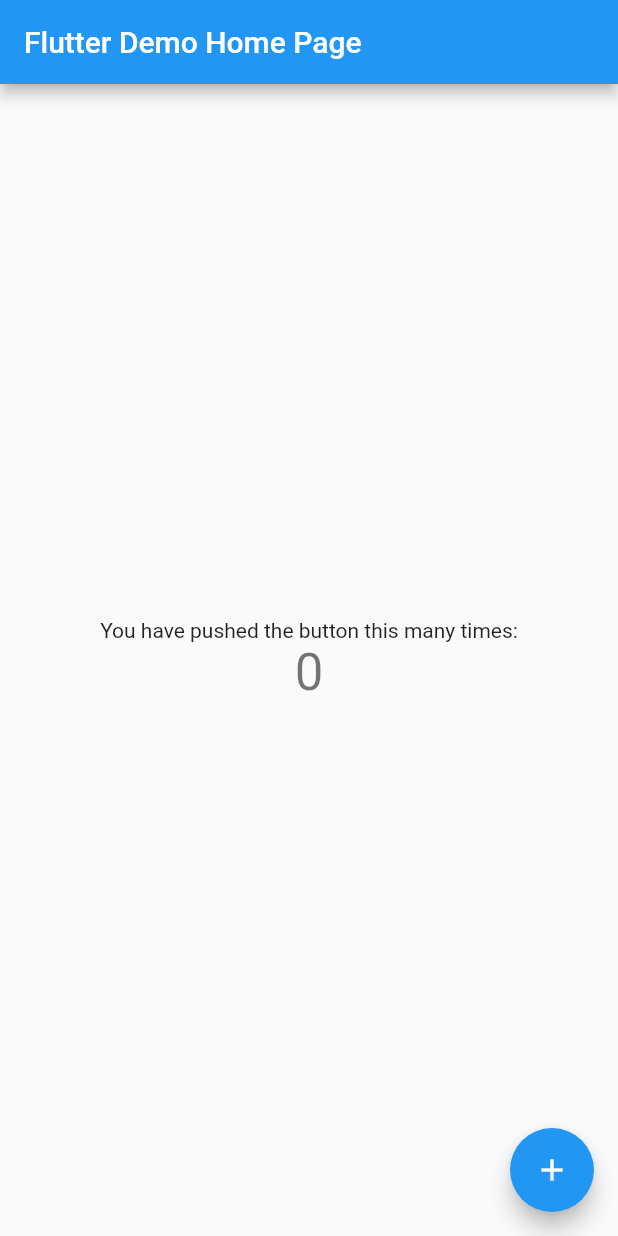
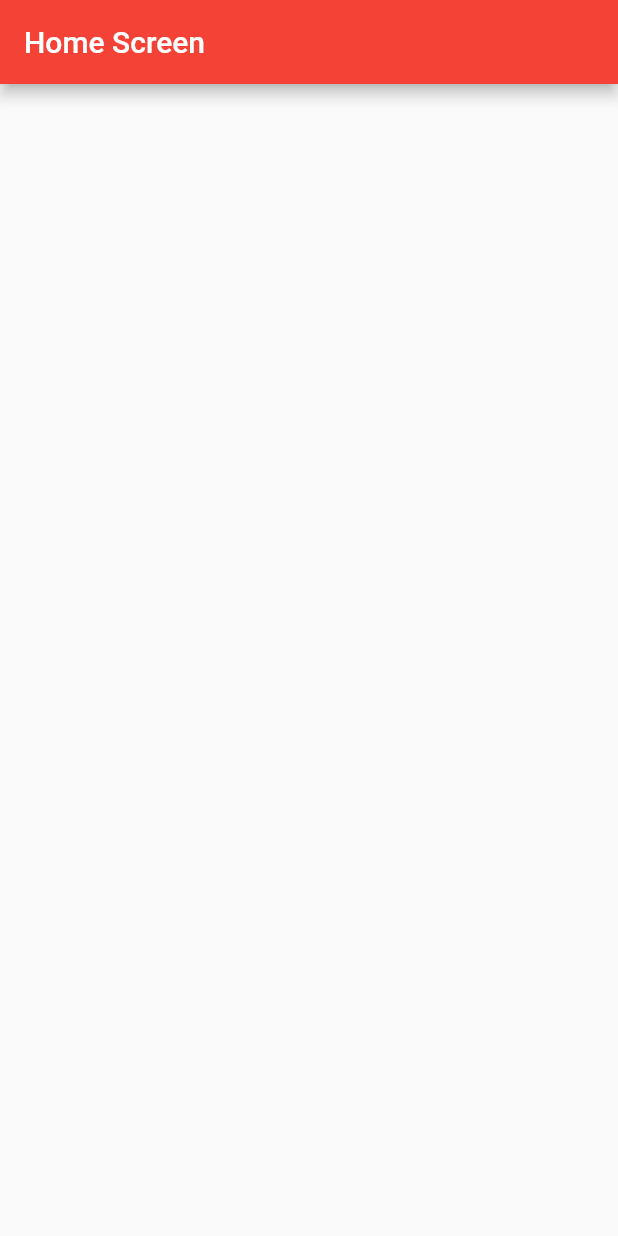
Before and after one commit to SeAliijaz/Bitcoin_Rates_App, a Flutter app: the screen it shows after launch, on a phone screen of 412 x 824 dp. Run offline on Flutter 3.47's test engine with Material 2 defaults, Android fonts, the phone set to English and light mode, and no system bars.

Commit message:
Initial Setup

```diff
--- a/analysis_options.yaml
+++ b/analysis_options.yaml
@@ -22,6 +22,7 @@
   # `// ignore_for_file: name_of_lint` syntax on the line or in the file
   # producing the lint.
   rules:
+    prefer_const_constructor:true
     # avoid_print: false  # Uncomment to disable the `avoid_print` rule
     # prefer_single_quotes: true  # Uncomment to enable the `prefer_single_quotes` rule
 
--- /dev/null
+++ b/lib/home_screen.dart
@@ -0,0 +1,13 @@
+import 'package:flutter/material.dart';
+
+class HomeScreen extends StatelessWidget {
+  ///final id
+  static final id = '/HomeScreen';
+  @override
+  Widget build(BuildContext context) {
+    return Scaffold(
+        appBar: AppBar(
+      title: Text('Home Screen'),
+    ));
+  }
+}
--- a/lib/main.dart
+++ b/lib/main.dart
@@ -1,115 +1,28 @@
+import 'package:bitcoin_rates_api/home_screen.dart';
 import 'package:flutter/material.dart';
 
 void main() {
-  runApp(const MyApp());
+  runApp(MyApp());
 }
 
 class MyApp extends StatelessWidget {
-  const MyApp({Key? key}) : super(key: key);
-
-  // This widget is the root of your application.
   @override
   Widget build(BuildContext context) {
     return MaterialApp(
-      title: 'Flutter Demo',
+      ///title of App
+      title: 'Bitcoin-Rates',
+
+      ///theme
       theme: ThemeData(
-        // This is the theme of your application.
-        //
-        // Try running your application with "flutter run". You'll see the
-        // application has a blue toolbar. Then, without quitting the app, try
-        // changing the primarySwatch below to Colors.green and then invoke
-        // "hot reload" (press "r" in the console where you ran "flutter run",
-        // or simply save your changes to "hot reload" in a Flutter IDE).
-        // Notice that the counter didn't reset back to zero; the application
-        // is not restarted.
-        primarySwatch: Colors.blue,
+        primarySwatch: Colors.red,
+        primaryColor: Colors.blue,
       ),
-      home: const MyHomePage(title: 'Flutter Demo Home Page'),
+
+      ///DebugShowCheckedModeBanner
+      debugShowCheckedModeBanner: false,
+
+      ///home
+      home: HomeScreen(),
     );
   }
 }
-
-class MyHomePage extends StatefulWidget {
-  const MyHomePage({Key? key, required this.title}) : super(key: key);
-
-  // This widget is the home page of your application. It is stateful, meaning
-  // that it has a State object (defined below) that contains fields that affect
-  // how it looks.
-
-  // This class is the configuration for the state. It holds the values (in this
-  // case the title) provided by the parent (in this case the App widget) and
-  // used by the build method of the State. Fields in a Widget subclass are
-  // always marked "final".
-
-  final String title;
-
-  @override
-  State<MyHomePage> createState() => _MyHomePageState();
-}
-
-class _MyHomePageState extends State<MyHomePage> {
-  int _counter = 0;
-
-  void _incrementCounter() {
-    setState(() {
-      // This call to setState tells the Flutter framework that something has
-      // changed in this State, which causes it to rerun the build method below
-      // so that the display can reflect the updated values. If we changed
-      // _counter without calling setState(), then the build method would not be
-      // called again, and so nothing would appear to happen.
-      _counter++;
-    });
-  }
-
-  @override
-  Widget build(BuildContext context) {
-    // This method is rerun every time setState is called, for instance as done
-    // by the _incrementCounter method above.
-    //
-    // The Flutter framework has been optimized to make rerunning build methods
-    // fast, so that you can just rebuild anything that needs updating rather
-    // than having to individually change instances of widgets.
-    return Scaffold(
-      appBar: AppBar(
-        // Here we take the value from the MyHomePage object that was created by
-        // the App.build method, and use it to set our appbar title.
-        title: Text(widget.title),
-      ),
-      body: Center(
-        // Center is a layout widget. It takes a single child and positions it
-        // in the middle of the parent.
-        child: Column(
-          // Column is also a layout widget. It takes a list of children and
-          // arranges them vertically. By default, it sizes itself to fit its
-          // children horizontally, and tries to be as tall as its parent.
-          //
-          // Invoke "debug painting" (press "p" in the console, choose the
-          // "Toggle Debug Paint" action from the Flutter Inspector in Android
-          // Studio, or the "Toggle Debug Paint" command in Visual Studio Code)
-          // to see the wireframe for each widget.
-          //
-          // Column has various properties to control how it sizes itself and
-          // how it positions its children. Here we use mainAxisAlignment to
-          // center the children vertically; the main axis here is the vertical
-          // axis because Columns are vertical (the cross axis would be
-          // horizontal).
-          mainAxisAlignment: MainAxisAlignment.center,
-          children: <Widget>[
-            const Text(
-              'You have pushed the button this many times:',
-            ),
-            Text(
-              '$_counter',
-              style: Theme.of(context).textTheme.headline4,
-            ),
-          ],
-        ),
-      ),
-      floatingActionButton: FloatingActionButton(
-        onPressed: _incrementCounter,
-        tooltip: 'Increment',
-        child: const Icon(Icons.add),
-      ), // This trailing comma makes auto-formatting nicer for build methods.
-    );
-  }
-}
--- a/pubspec.yaml
+++ b/pubspec.yaml
@@ -18,7 +18,7 @@
 version: 1.0.0+1
 
 environment:
-  sdk: ">=2.16.0-134.5.beta <3.0.0"
+  sdk: ">=2.7.0-134.5.beta <3.0.0"
 
 # Dependencies specify other packages that your package needs in order to work.
 # To automatically upgrade your package dependencies to the latest versions
```
Also changed, not shown: pubspec.lock, 1 other file.
